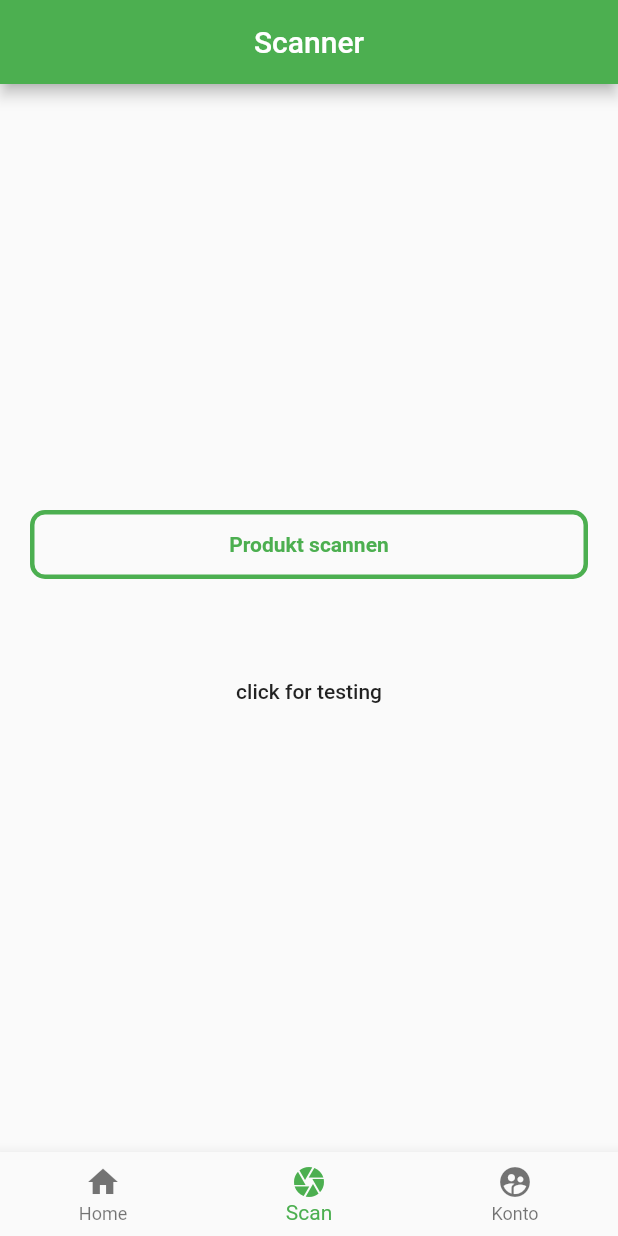
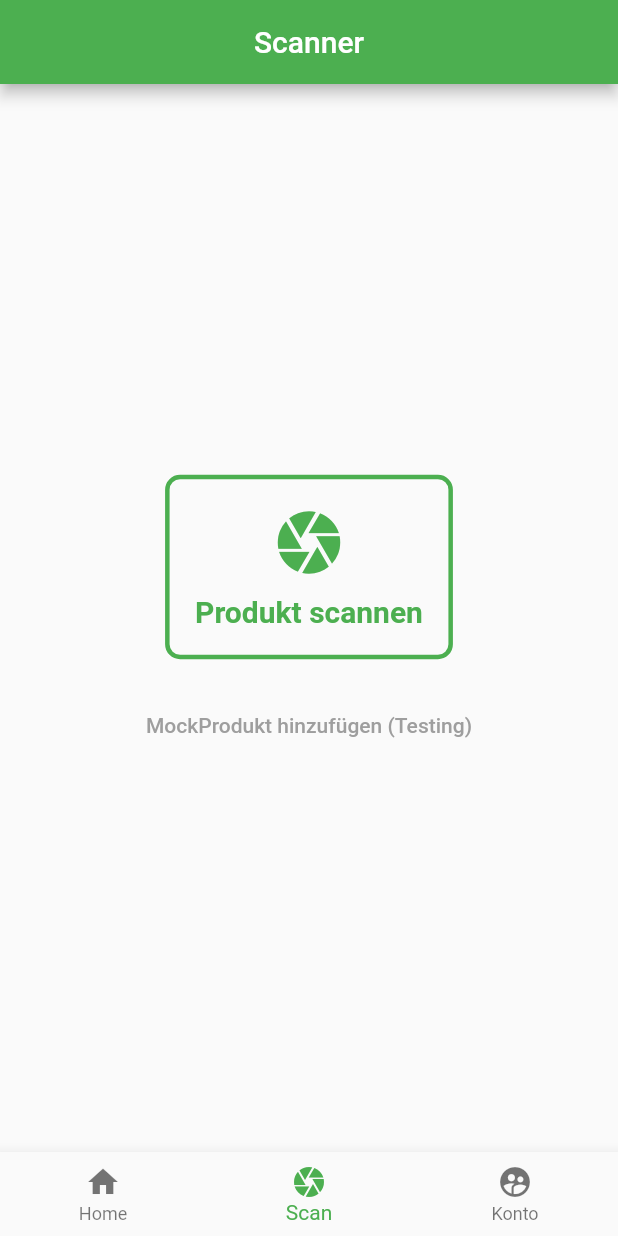
Before and after one commit to nineey/inventory_app, a Flutter app: the screen it shows after launch, item 2 of the bottom bar chosen, on a phone screen of 412 x 824 dp. Run offline on Flutter 3.47's test engine with Material 2 defaults, Android fonts, the phone set to English and light mode, and no system bars; our stand-ins replace shared_preferences, sqflite; missing offline and left inert: flutter_barcode_scanner; accounts and stored records are empty.

Commit message:
small UI adjustments

```diff
--- a/lib/qrScanner/qrScanner.dart
+++ b/lib/qrScanner/qrScanner.dart
@@ -20,14 +20,14 @@ class _QRScannerState extends State<QRScanner> {
         title: Text("Scanner"),
         centerTitle: true,
       ),
-      body: Container(
+      body: Center(
+        child: Container(
           padding: EdgeInsets.all(20.0),
           child: Column(
             mainAxisAlignment: MainAxisAlignment.center,
-          crossAxisAlignment: CrossAxisAlignment.stretch,
             children: <Widget>[
               FlatButton(
-              padding: EdgeInsets.all(15.0),
+                padding: EdgeInsets.all(20.0),
                 onPressed: () async {
                   // open QR Scanner on button pressed
                   // save scanned data into variable "scannedItem" of provider
@@ -40,17 +40,23 @@ class _QRScannerState extends State<QRScanner> {
                   Navigator.of(context).push(
                       MaterialPageRoute(builder: (context) => AddProductPage()));
                 },
-              child: Text(
+                child: Column(
+                  children: [
+                    Icon(Icons.camera, color: fridge.uiColor, size: 50.0),
+                    SizedBox(height: 10.0),
+                    Text(
                       "Produkt scannen",
                       style: TextStyle(
-                    color: fridge.uiColor, fontWeight: FontWeight.bold),
+                          color: fridge.uiColor, fontWeight: FontWeight.bold, fontSize: 20.0),
+                    ),
+                  ],
                 ),
                 shape: RoundedRectangleBorder(
                     side: BorderSide(color: fridge.uiColor, width: 3.0),
                     borderRadius: BorderRadius.circular(10.0)),
               ),
 
-            SizedBox(height: 50.0),
+              SizedBox(height: 20.0),
 
               // button for testing purpose (no camera on emulator) -> open page "addProduct"
               FlatButton(
@@ -58,9 +64,13 @@ class _QRScannerState extends State<QRScanner> {
                   Navigator.of(context).push(
                       MaterialPageRoute(builder: (context) => AddProductPage()));
                 },
-              child: Text("click for testing"),
+                child: Text("MockProdukt hinzufügen (Testing)",
+                style: TextStyle(
+                  color: Colors.grey)
+                ),
               ),
             ],
+          ),
         ),
       ),
     );
```
Also changed, not shown: lib/account/account.dart (+12 -9 lines). Lines whose indentation alone changed are shown as unchanged.
